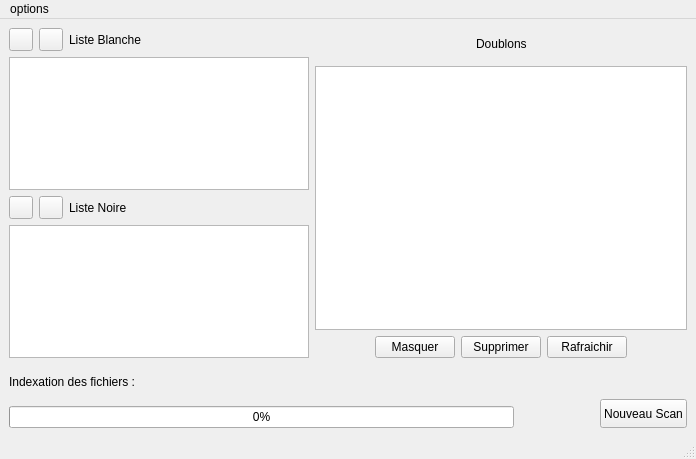
Before: the Qt Designer form interface.ui in Flamingroup/fsclean, drawn with Qt 5.
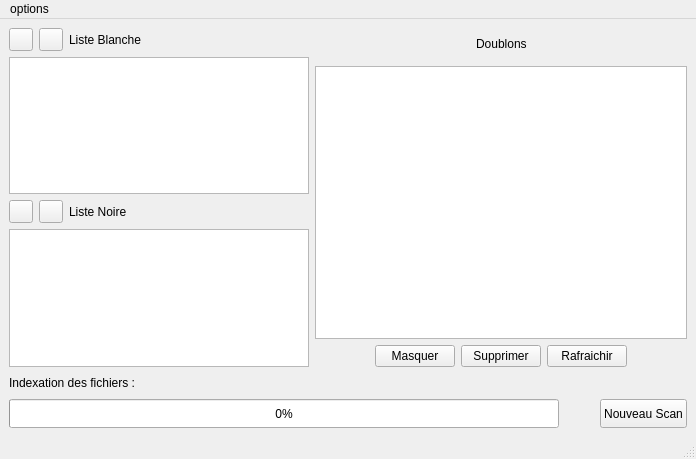
After: the same form once the commit is applied. Icons and pictures are not drawn.

Patch:
```diff
--- a/interface.ui
+++ b/interface.ui
@@ -284,11 +284,19 @@
            </layout>
           </item>
           <item>
+           <layout class="QHBoxLayout" name="horizontalLayout_9">
+            <item>
            <widget class="QProgressBar" name="progressBar">
+              <property name="sizePolicy">
+               <sizepolicy hsizetype="Preferred" vsizetype="Fixed">
+                <horstretch>0</horstretch>
+                <verstretch>0</verstretch>
+               </sizepolicy>
+              </property>
             <property name="maximumSize">
              <size>
-              <width>542</width>
-              <height>16777215</height>
+                <width>16777215</width>
+                <height>29</height>
              </size>
             </property>
             <property name="value">
@@ -296,42 +304,24 @@
             </property>
            </widget>
           </item>
-         </layout>
-        </item>
-        <item>
-         <spacer name="horizontalSpacer_8">
-          <property name="orientation">
-           <enum>Qt::Horizontal</enum>
-          </property>
-          <property name="sizeType">
-           <enum>QSizePolicy::Fixed</enum>
-          </property>
-          <property name="sizeHint" stdset="0">
-           <size>
-            <width>10</width>
-            <height>20</height>
-           </size>
-          </property>
-         </spacer>
-        </item>
         <item>
          <widget class="QLabel" name="LED">
           <property name="sizePolicy">
-           <sizepolicy hsizetype="Fixed" vsizetype="Fixed">
+               <sizepolicy hsizetype="Fixed" vsizetype="Minimum">
             <horstretch>0</horstretch>
             <verstretch>0</verstretch>
            </sizepolicy>
           </property>
           <property name="minimumSize">
            <size>
-            <width>64</width>
-            <height>64</height>
+                <width>29</width>
+                <height>29</height>
            </size>
           </property>
           <property name="maximumSize">
            <size>
-            <width>64</width>
-            <height>64</height>
+                <width>29</width>
+                <height>29</height>
            </size>
           </property>
           <property name="text">
@@ -342,6 +332,10 @@
           </property>
          </widget>
         </item>
+           </layout>
+          </item>
+         </layout>
+        </item>
         <item alignment="Qt::AlignBottom">
          <widget class="QPushButton" name="scanButton">
           <property name="minimumSize">
```
Left out of the diff: 2 changed lines with no effect on the pictures. Lines whose indentation alone changed are shown as unchanged.
